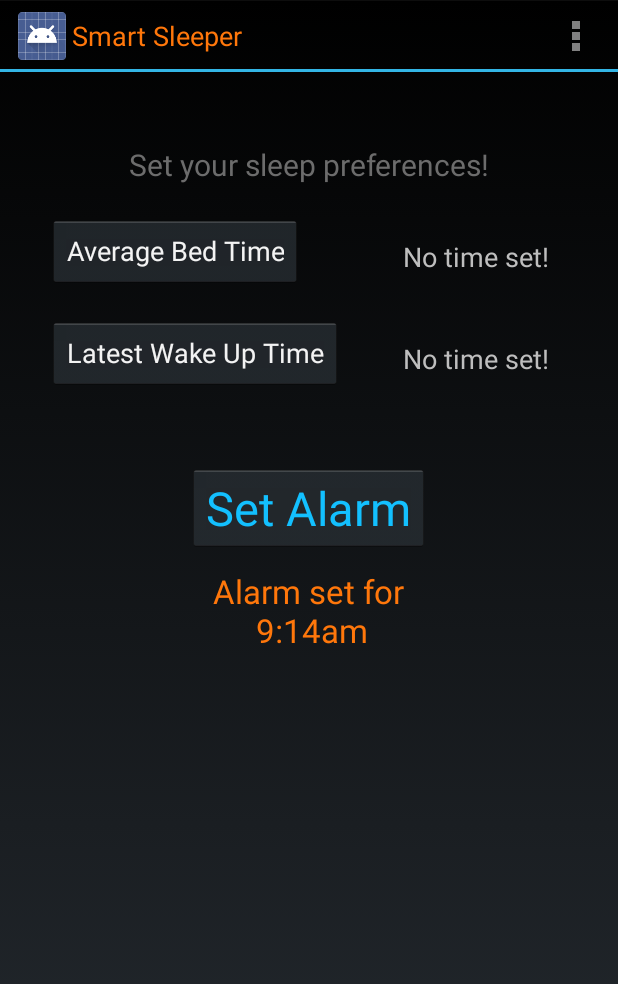
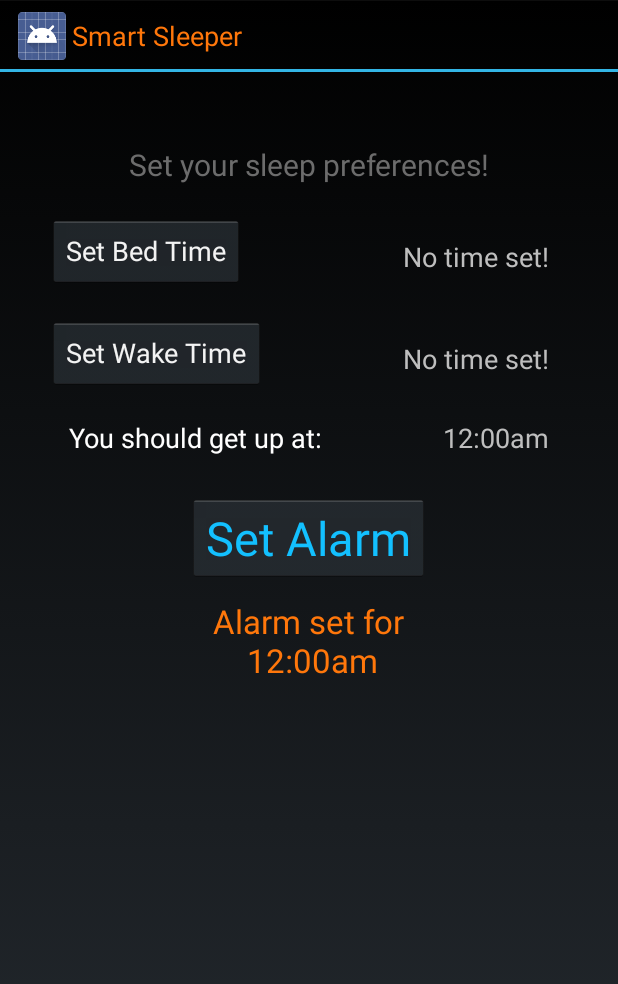
Before and after one commit to gordontang/Smart-Sleeper, an Android app: the screen it shows after launch (MainActivity), after a tap on "Set Alarm", on a phone screen of 412 x 824 dp. Shown: the top 984 px of the screen. Run offline under Robolectric (Android 15) with nearby library versions, the phone set to English and light mode, and no system bars.

Commit message:
Split calculated time from Set Alarm button
Calculated time is always shown after both bed and wake time are set.
Tapping “Set Alarm” button will set the text below it to only the time
set for the alarm clock.

```diff
--- a/app/src/main/java/com/example/gt/smartsleeper/MainActivity.java
+++ b/app/src/main/java/com/example/gt/smartsleeper/MainActivity.java
@@ -27,13 +27,14 @@ public class MainActivity extends Activity {
     private BroadcastReceiver mReceiver = null;
     //tag for logcat output (e.g. console output)
     private static final String TAG = MainActivity.class.getSimpleName();
+
     // Declaring and initializing the extra message to cycles value
     public static String EXTRA_CYCLES = "com.example.gt.smartsleeper.CYCLES";
 
     public static int bhour=0;
     public static int bminute=0;
     public static String btimepickertime="0";
-    public static int whour=10;
+    public static int whour=0;
     public static int wminute=0;
     public static String wtimepickertime="0";
 
@@ -138,9 +139,11 @@ public class MainActivity extends Activity {
             Log.d(TAG,"new onStop handler added to task queue. H:"+bh+"M:"+bm);
                 numHandlers=1;
                 Log.d(TAG,"numHandlers set to: "+numHandlers);
+            //Time delay: 60 minutes = 3600000ms
+            final int timeDelay = 3600000;
             //Post the Runnable callback to the queue
-            handler.postDelayed(r, 3600000);
-            //Time delay: 60 minutes = 3600000ms
+            handler.postDelayed(r, timeDelay);
+
         } else {
             Log.d(TAG,"no new handler as screen was off");
         }
@@ -233,7 +236,6 @@ public class MainActivity extends Activity {
 
         public PlaceholderFragment() {
         }
-
         @Override
         public View onCreateView(LayoutInflater inflater, ViewGroup container,
                 Bundle savedInstanceState) {
@@ -251,12 +253,11 @@ public class MainActivity extends Activity {
         Log.d(TAG,"Set Alarm button pressed");
 
         //calculate what time the alarm should go off
-        Date alarm = calculateAlarm(bhour,bminute,whour,wminute);
+        Date alarm = calculateAlarmTime(bhour, bminute, whour, wminute);
         Log.d(TAG,"Alarm time calculated: "+alarm);
 
-        // Update on screen text to alarm time
-        TextView tv = (TextView) this.findViewById(R.id.textView_alarmTime);
-        tv.setText("" + String.format("%s\n %tl:%<tM%<tp", "Alarm set for", alarm));
+        setCalculatedTimeText(alarm);
+        Log.d(TAG,"Calculated time updated");
 
 //trying to create a separate class for the alarm clock functionality
         //boolean alarmSuccess = ManageAlarmClock.setAlarm(alarm);
@@ -267,6 +268,27 @@ public class MainActivity extends Activity {
         int hour = calendar.get(Calendar.HOUR_OF_DAY); // gets hour in 24h format
         int minute = calendar.get(Calendar.MINUTE); // gets minute
 
+        //sets default Alarm Clock app with time
+        setDefaultAlarm(hour, minute);
+        // Update on screen text to alarm time
+        TextView tv = (TextView) this.findViewById(R.id.textView_alarmTime);
+        tv.setText("" + String.format("%s\n %tl:%<tM%<tp", "Alarm set for", alarm));
+    }
+
+    public void calculateAlarm() {
+        Date alarm = calculateAlarmTime(bhour, bminute, whour, wminute);
+        Log.d(TAG,"Alarm time calculated: "+alarm);
+        setCalculatedTimeText(alarm);
+        Log.d(TAG,"Calculated time updated");
+    }
+
+    public void setCalculatedTimeText(Date alarm) {
+        // Update on screen calculated time to alarm time
+        TextView tv = (TextView) this.findViewById(R.id.textView_calcTime);
+        tv.setText("" + String.format("%tl:%<tM%<tp", alarm));
+    }
+
+    public void setDefaultAlarm(int hour, int minute){
         // Setting an alarm on the Alarm Clock app with time
         // Note: can only set times in next 24 hours
         Intent i = new Intent(AlarmClock.ACTION_SET_ALARM);
@@ -276,15 +298,6 @@ public class MainActivity extends Activity {
         //i.putExtra(AlarmClock.EXTRA_SKIP_UI, true);
         startActivity(i);
         Log.d(TAG, "AlarmClock set for (h:m): " + hour + ":" + minute);
-    }
-
-    public void openSettings(){
-        // call Settings Activity
-
-        // Field for average bed time
-
-        // Field for # of sleep cycles preferred
-
     }
 
     public void showTimePickerDialog(View v) {
@@ -321,7 +334,7 @@ public class MainActivity extends Activity {
         Log.d(TAG,"end of showTimePickerDialog");
     }
 
-    public static Date calculateAlarm (int bhour, int bmin, int whour, int wmin) {
+    public static Date calculateAlarmTime(int bhour, int bmin, int whour, int wmin) {
         // Calculates what time to set the alarm to.
         // Alarm should be set to rounddown of
         // = (wake time - bed time)/90 minutes + time req'd to fall asleep
@@ -386,4 +399,5 @@ public class MainActivity extends Activity {
         }
         return alarm;
     }
+
 }
--- a/app/src/main/res/layout/activity_main.xml
+++ b/app/src/main/res/layout/activity_main.xml
@@ -65,12 +65,34 @@
         android:textSize="8pt"
         android:text="@string/no_Time"/>
 
+    <TextView
+        android:id="@+id/textView_calcTimeDesc"
+        android:layout_width="wrap_content"
+        android:layout_height="wrap_content"
+        android:layout_below="@id/button_latestWakeUp"
+        android:layout_marginTop="20dp"
+        android:layout_marginLeft="@dimen/settings_value_margin"
+        android:layout_alignParentLeft="true"
+        android:textSize="8pt"
+        android:textColor="#ffffff"
+        android:text="@string/calc_Time"/>
+
+    <TextView
+        android:id="@+id/textView_calcTime"
+        android:layout_width="wrap_content"
+        android:layout_height="wrap_content"
+        android:layout_below="@id/button_latestWakeUp"
+        android:layout_marginTop="20dp"
+        android:layout_marginRight="@dimen/settings_value_margin"
+        android:layout_alignParentRight="true"
+        android:textSize="8pt"
+        android:text="@string/no_calcTime"/>
 
     <Button
         android:layout_width="wrap_content"
         android:layout_height="wrap_content"
         android:layout_below="@id/button_latestWakeUp"
-        android:layout_marginTop="50dp"
+        android:layout_marginTop="70dp"
         android:layout_centerHorizontal="true"
         android:text="@string/button_send"
         android:textSize="14pt"
--- a/app/src/main/res/menu/main.xml
+++ b/app/src/main/res/menu/main.xml
@@ -6,10 +6,13 @@
    <!-- <item android:id="@+id/action_search"
         android:icon="@drawable/ic_action_search"
         android:title="@string/action_search"
-        android:showAsAction="ifRoom" />-->
+        android:showAsAction="ifRoom" />
+        -->
+
     <!-- Settings, should always be in the overflow -->
-    <item android:id="@+id/action_settings"
+    <!--<item android:id="@+id/action_settings"
         android:title="@string/action_settings"
         android:orderInCategory="100"
         android:showAsAction="never" />
+        -->
 </menu>
--- a/app/src/main/res/values/strings.xml
+++ b/app/src/main/res/values/strings.xml
@@ -16,9 +16,11 @@
     <string name="set_time">Time</string>
     <string name="set_date">Date</string>
     <string name="desc_settings">Set your sleep preferences!</string>
-    <string name="pick_bedTime">Average Bed Time</string>
-    <string name="pick_wakeTime">Latest Wake Up Time</string>
+    <string name="pick_bedTime">Set Bed Time</string>
+    <string name="pick_wakeTime">Set Wake Time</string>
     <string name="no_Time">No time set!</string>
+    <string name="calc_Time">You should get up at:</string>
+    <string name="no_calcTime">--</string>
 
     <!-- Confirmation Screen -->
     <string name="confirmed">Preferences Saved!</string>
--- a/build.gradle
+++ b/build.gradle
@@ -5,7 +5,7 @@ buildscript {
         jcenter()
     }
     dependencies {
-        classpath 'com.android.tools.build:gradle:0.12.+'
+        classpath 'com.android.tools.build:gradle:0.12.2' // changed from 0.12.+ to 0.12.2
 
         // NOTE: Do not place your application dependencies here; they belong
         // in the individual module build.gradle files
```
Also changed, not shown: app/src/main/java/com/example/gt/smartsleeper/TimePickerFragment.java (+7 -0 lines).
